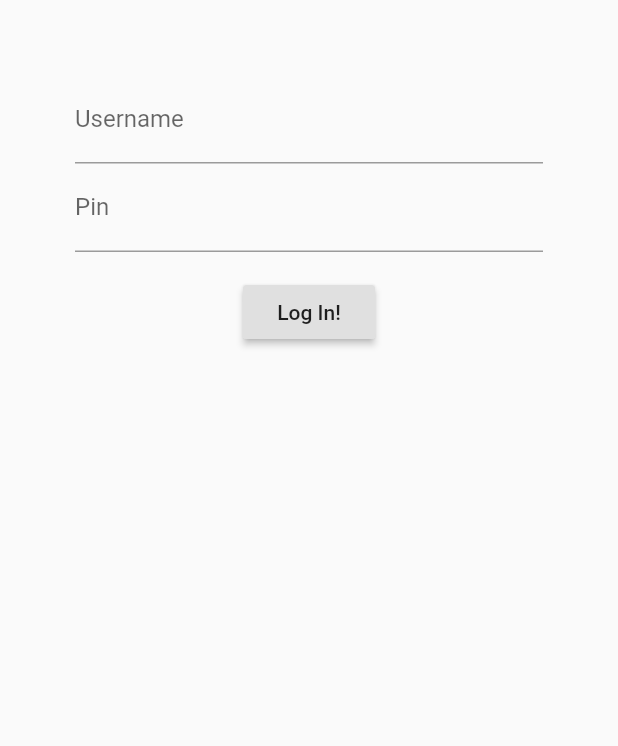
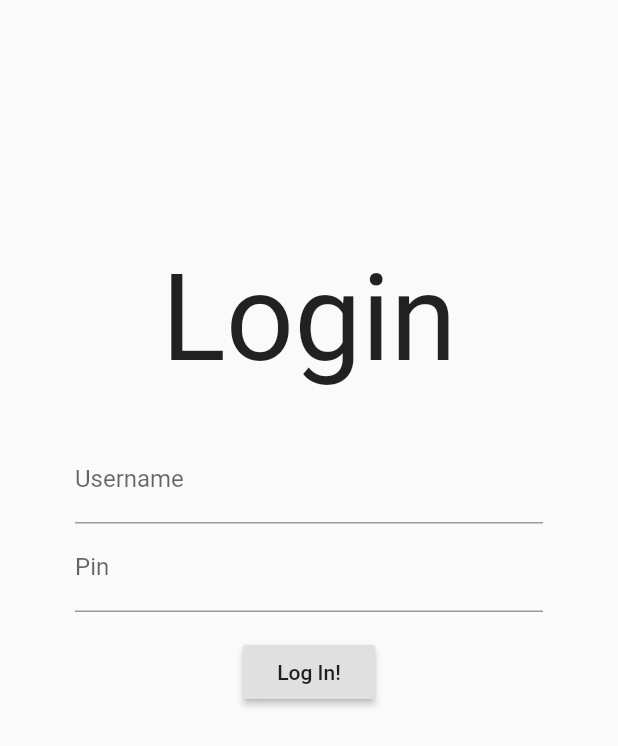
Before and after one commit to kmamamori/mobile-development-flutterApp, a Flutter app: the screen it shows after launch, on a phone screen of 412 x 824 dp. Shown: the top 746 px of the screen. Run offline on Flutter 3.47's test engine with Material 2 defaults, Android fonts, the phone set to English and light mode, and no system bars.

Commit message:
Add dartdoc comments

```diff
--- a/lib/main.dart
+++ b/lib/main.dart
@@ -5,6 +5,7 @@ import 'package:flutter_app/src/screens/createQuiz.dart';
 import 'package:flutter_app/src/screens/gradeQuiz.dart';
 import 'package:flutter_app/src/screens/reviewQuiz.dart';
 
+/// Initial point of the coding
 void main() {
   runApp(MaterialApp(
     initialRoute: '/',
--- a/lib/src/screens/gradeQuiz.dart
+++ b/lib/src/screens/gradeQuiz.dart
@@ -1,6 +1,7 @@
 import 'package:flutter/material.dart';
 import 'package:flutter_app/src/controller/index.dart';
 
+// A class where user can see the grade received
 class GradeQuiz extends StatelessWidget {
 
   @override
@@ -10,6 +11,7 @@ class GradeQuiz extends StatelessWidget {
     final Controller c = arguments['c'];
     final List l = arguments['l'];
 
+    // grades the quiz
     c.gradeQuestions();
 
     return Scaffold(
--- a/lib/src/screens/login.dart
+++ b/lib/src/screens/login.dart
@@ -4,22 +4,32 @@ import 'package:flutter_app/src/model/index.dart';
 import 'package:flutter_app/src/view/index.dart';
 import 'package:flutter_app/src/controller/index.dart';
 
+/// StatefulWidget class to keep track of user input
 class Login extends StatefulWidget {
   Login({Key key}) : super(key: key);
   @override
   _MyApp createState() => _MyApp();
 }
 
+/// Required field
 class LoginData {
   String username = "";
   String pin = "";
 }
 
+/// The Login UI contains
 class _MyApp extends State {
   LoginData _loginData = new LoginData();
+
+  /// Needed for MVC model program
   static View v = View();
+
+  /// Needed for MVC model program
   static Model m = Model();
+
+  /// Needed for MVC model program
   Controller c = Controller(m, v);
+  // Used when login credentials doesnt match
   var err = '';
   GlobalKey<FormState> _formKey = new GlobalKey<FormState>();
   @override
@@ -32,6 +42,10 @@ class _MyApp extends State {
                 child: Form(
                     key: this._formKey,
                     child: Column(children: [
+                      Text(
+                        'Login',
+                        style: TextStyle(height: 3, fontSize: 80),
+                      ),
                       TextFormField(
                           keyboardType: TextInputType.emailAddress,
                           validator: (String inValue) {
@@ -59,7 +73,7 @@ class _MyApp extends State {
                           },
                           decoration: InputDecoration(
                               hintText: "Pin", labelText: "Pin")),
-                      Text(err),
+                      Text(err, style: TextStyle(color: Colors.red)),
                       RaisedButton(
                           child: Text("Log In!"),
                           onPressed: () async {
--- a/lib/src/screens/radio.dart
+++ b/lib/src/screens/radio.dart
@@ -1,6 +1,7 @@
 import 'package:flutter/material.dart';
 import 'package:flutter_app/src/controller/index.dart';
 
+/// statefulwidgets to keep track of user input value
 class MyStatefulWidget extends StatefulWidget {
   MyStatefulWidget(List list, Controller c, int i, {Key key}) : super(key: key) {
     this.list = list;
@@ -15,6 +16,7 @@ class MyStatefulWidget extends StatefulWidget {
   _MyStatefulWidgetState createState() => _MyStatefulWidgetState(list, c, i);
 }
 
+/// A class where actual radio buttons will be created
 class _MyStatefulWidgetState extends State<MyStatefulWidget> {
   var _character;
   List list;
@@ -26,7 +28,7 @@ class _MyStatefulWidgetState extends State<MyStatefulWidget> {
     this.c = c;
     this.i = i;
   }
-
+   /// creates radio buttons
   Widget build(BuildContext context) {
     return Column(
       children: list
@@ -35,9 +37,11 @@ class _MyStatefulWidgetState extends State<MyStatefulWidget> {
                 groupValue: _character,
                 value: data,
                 onChanged: (v) async {
+                  // update value
                   setState(() {
                     _character = v;
                   });
+                  // i:quiz index, user's answer
                   c.setAnsweredValue(i, list.indexOf(v)+1);
                 },
               ))
```
Also changed, not shown: lib/src/screens/answerQuiz.dart (+7 -0 lines), lib/src/screens/createQuiz.dart (+11 -2 lines), lib/src/screens/reviewQuiz.dart (+6 -3 lines).
